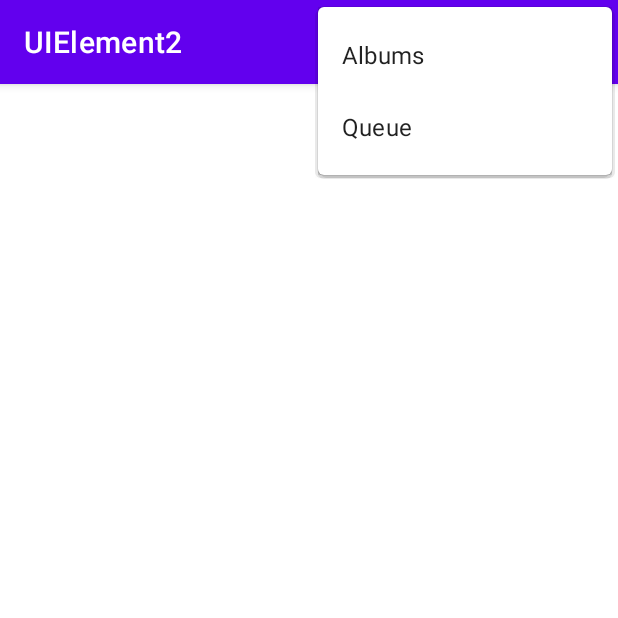
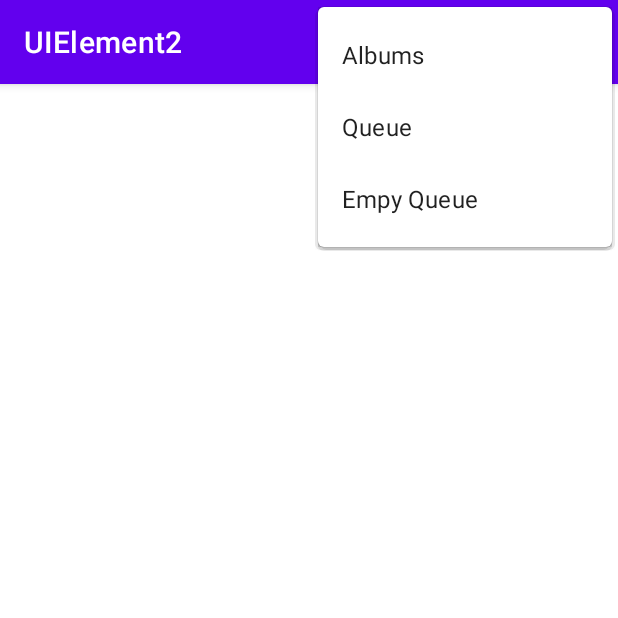
Before and after one commit to aaronkyle1115/UIElement2, an Android app: the Queue screen opened directly, with no data from a screen before it, with the options menu open, on a phone screen of 412 x 824 dp, the top half of it. Run offline under Robolectric (Android 15) with nearby library versions, the phone set to English and light mode, and no system bars.

Commit message:
UIElements2.2
ChangeLog:
Albuminfo now works
Song adding to Queue toast changed to snakbar
Toast added when removing songs in queue
Removing of Songs from Albums
Notifications when Queue is emptied
minor changes*

```diff
--- a/app/src/main/java/com/example/uielement2/MainActivity2.kt
+++ b/app/src/main/java/com/example/uielement2/MainActivity2.kt
@@ -76,11 +76,7 @@ class MainActivity2 : AppCompatActivity(), AdapterView.OnItemClickListener{
     override fun onItemClick(parent: AdapterView<*>?, view: View?, position: Int, id: Long) {
 
         val intent =  Intent(this, AlbumInfo::class.java)
-        var languageItem:LanguageItem = arrayList!!.get(position)
-        Toast.makeText(applicationContext, "Album Information", Toast.LENGTH_LONG).show()
-        var oneshotbeforigiveup = position
-        Log.i("Possition", "Possistion $position" )
-        intent.putExtra("album", oneshotbeforigiveup)
+        albumid = position.toString()
         startActivity(intent)
 
         }
--- /dev/null
+++ b/app/src/main/res/menu/queuemenu.xml
@@ -0,0 +1,27 @@
+<?xml version="1.0" encoding="utf-8"?>
+<menu xmlns:android="http://schemas.android.com/apk/res/android"
+    xmlns:app="http://schemas.android.com/apk/res-auto">
+    <item
+        android:id="@+id/gotoalbum"
+        android:title="Albums">
+    </item>
+
+    <item
+        android:id="@+id/gotoSongs"
+        android:title="Songs"
+        app:showAsAction="always"
+        >
+    </item>
+    <item
+        android:id="@+id/gotoQueue"
+        android:title="Queue"
+
+        >
+
+    </item>
+    <item
+        android:id="@+id/emptyQ"
+        android:title="Empy Queue"
+        >
+    </item>
+</menu>
--- /dev/null
+++ b/app/src/main/res/menu/removemenu.xml
@@ -0,0 +1,7 @@
+<?xml version="1.0" encoding="utf-8"?>
+<menu xmlns:android="http://schemas.android.com/apk/res/android">
+    <item
+        android:id="@+id/RemoveSong"
+        android:title="Remove">
+    </item>
+</menu>
```
Also changed, not shown: app/src/main/java/com/example/uielement2/AlbumInfo.kt (+65 -27 lines), app/src/main/java/com/example/uielement2/MainActivity.kt (+20 -15 lines), app/src/main/java/com/example/uielement2/Queue.kt (+85 -10 lines), app/src/main/res/layout/activity_album_info.xml (+3 -6 lines), app/src/main/res/drawable-v24/ic_launcher.png (added), app/src/main/res/drawable-v24/ic_launcher_round.png (added).
